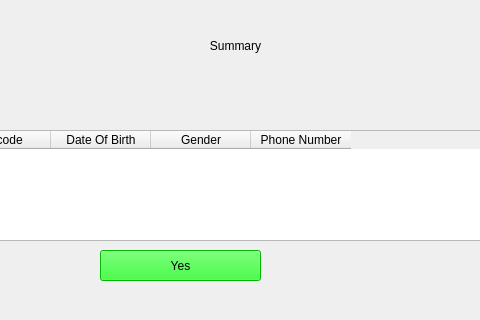
Before: the Qt Designer form Project_Source_Code/Summary_Screen.ui in Haleshot/Flight_Booking_System, drawn with Qt 5; both pictures show x 370 to 850 and y 0 to 320 of the 1201 by 801 pixel window.
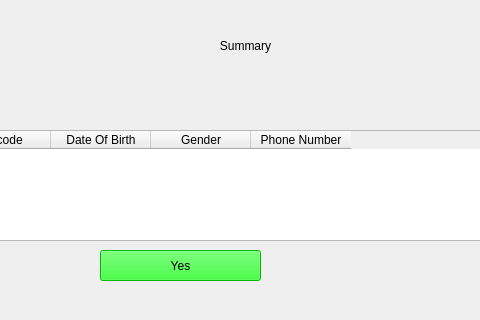
After: the same form once the commit is applied.

```diff
--- a/Project_Source_Code/Summary_Screen.ui
+++ b/Project_Source_Code/Summary_Screen.ui
@@ -16,7 +16,7 @@
   <widget class="QLabel" name="HeaderLabel">
    <property name="geometry">
     <rect>
-     <x>470</x>
+     <x>480</x>
      <y>10</y>
      <width>271</width>
      <height>71</height>
```
